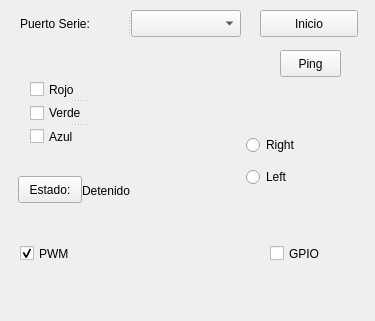
First picture: the form in guipanel.ui, repository espinozurera/proyecto1-qt, before the edit.
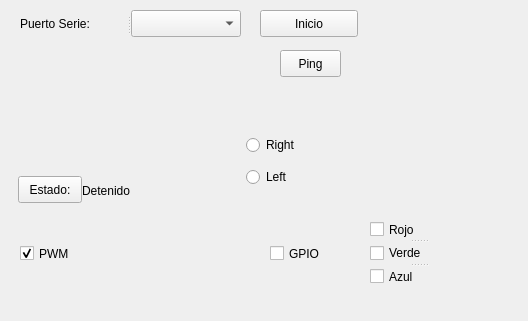
Second picture: the form after the edit. Custom widgets are drawn as their Qt base class.

Commit message: Introducidos los cambios para que se enciendan los led con los checkboxes gpio. jesus

Patch:
```diff
--- a/guipanel.ui
+++ b/guipanel.ui
@@ -6,7 +6,7 @@
    <rect>
     <x>0</x>
     <y>0</y>
-    <width>375</width>
+    <width>528</width>
     <height>321</height>
    </rect>
   </property>
@@ -87,8 +87,8 @@
   <widget class="QSplitter" name="splitter_2">
    <property name="geometry">
     <rect>
-     <x>30</x>
-     <y>80</y>
+     <x>370</x>
+     <y>220</y>
      <width>97</width>
      <height>66</height>
     </rect>
```
